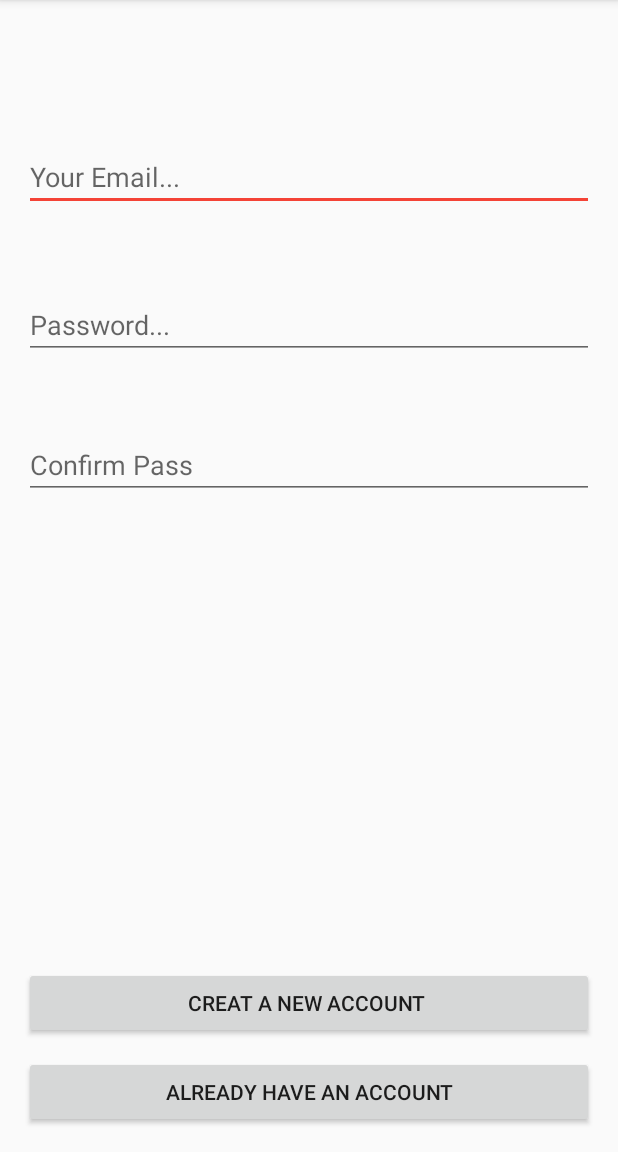
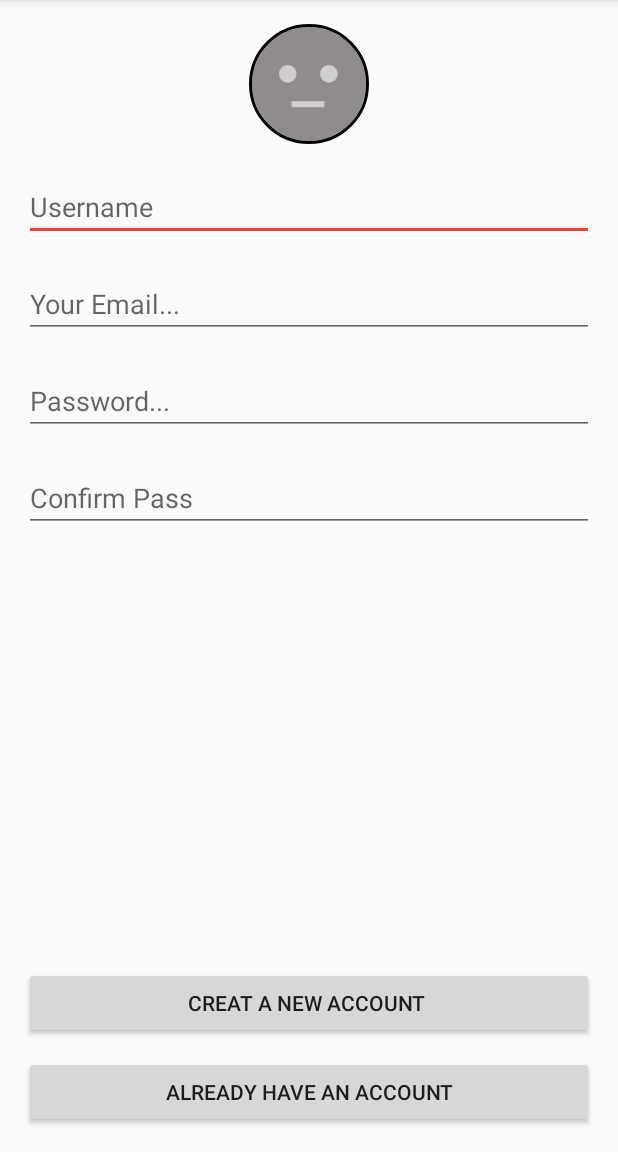
Before and after one commit to mahmoudelgamal1997/Shefaa, an Android app: the RegisterActivity screen opened directly, with no data from a screen before it, after a tap on "CREAT A NEW ACCOUNT", on a phone screen of 412 x 824 dp, the part 84-1236 px from its top. Run offline under Robolectric (Android 15) with nearby library versions, the phone set to English and light mode, and no system bars; our stand-ins replace CircleImageView, Firebase (no records; nobody signed in at launch, a user with empty details on screens opened directly).

Commit message:
account setup

```diff
--- a/app/build.gradle
+++ b/app/build.gradle
@@ -39,6 +39,8 @@ dependencies {
     compile 'com.google.firebase:firebase-config:9.0.2'
     compile 'com.google.firebase:firebase-core:9.0.2'
     compile 'com.firebaseui:firebase-ui-database:0.4.0'
+    compile 'com.squareup.picasso:picasso:2.5.2'
+    compile 'com.squareup.okhttp:okhttp:2.4.0'
     compile 'com.android.support.constraint:constraint-layout:1.0.2'
     compile 'com.android.support.constraint:constraint-layout-solver:1.0.2'
     compile 'de.hdodenhof:circleimageview:2.2.0'
--- a/app/src/main/AndroidManifest.xml
+++ b/app/src/main/AndroidManifest.xml
@@ -3,6 +3,7 @@
     package="com.example2017.android.shefaa">
 
     <application
+        android:name=".Shefaa"
         android:allowBackup="true"
         android:icon="@mipmap/ic_launcher"
         android:label="@string/app_name"
--- a/app/src/main/java/com/example2017/android/shefaa/RegisterActivity.java
+++ b/app/src/main/java/com/example2017/android/shefaa/RegisterActivity.java
@@ -1,5 +1,10 @@
 package com.example2017.android.shefaa;
 
+import android.content.Intent;
+import android.graphics.Bitmap;
+import android.media.Image;
+import android.net.Uri;
+import android.provider.MediaStore;
 import android.support.annotation.NonNull;
 import android.support.v7.app.AppCompatActivity;
 import android.os.Bundle;
@@ -7,35 +12,69 @@ import android.text.TextUtils;
 import android.view.View;
 import android.widget.Button;
 import android.widget.EditText;
+import android.widget.ImageView;
 import android.widget.Toast;
 
 import com.google.android.gms.tasks.OnCompleteListener;
+import com.google.android.gms.tasks.OnSuccessListener;
 import com.google.android.gms.tasks.Task;
 import com.google.firebase.auth.AuthResult;
 import com.google.firebase.auth.FirebaseAuth;
+import com.google.firebase.auth.FirebaseUser;
+import com.google.firebase.database.DatabaseReference;
+import com.google.firebase.database.FirebaseDatabase;
+import com.google.firebase.storage.FirebaseStorage;
+import com.google.firebase.storage.StorageReference;
+import com.google.firebase.storage.UploadTask;
+
+import java.io.IOException;
 
 public class RegisterActivity extends AppCompatActivity {
 
-    private  EditText regEmailText,regPassText,regConfirmPassText;
+    private  EditText regEmailText,regPassText,regConfirmPassText,Username;
     private Button register_Button,login_reg;
+    private ImageView imageView;
+    private DatabaseReference users;
+    private final static int gallery_intent=0;
+    private Uri uri;
+    private StorageReference storageReference;
     @Override
     protected void onCreate(Bundle savedInstanceState) {
         super.onCreate(savedInstanceState);
         setContentView(R.layout.activity_register);
 
+
+        users= FirebaseDatabase.getInstance().getReference().child("Users");
+        storageReference= FirebaseStorage.getInstance().getReference();
+
+        imageView=(ImageView)findViewById(R.id.register_profile_image);
+
+        imageView.setOnClickListener(new View.OnClickListener() {
+            @Override
+            public void onClick(View view)
+            {
+
+                Intent intent =new Intent(Intent.ACTION_PICK);
+                intent.setType("image/*");
+                startActivityForResult(intent,gallery_intent);
+            }
+        });
+
+
         regEmailText=(EditText)findViewById(R.id.editText_reg_email);
         regPassText=(EditText)findViewById(R.id.editText_reg_pass);
         regConfirmPassText=(EditText)findViewById(R.id.editText_reg_pass_confirm);
+        Username=(EditText)findViewById(R.id.editText_username);
         register_Button=(Button)findViewById(R.id.but_register);
         login_reg=(Button)findViewById(R.id.but_login_reg);
 
         register_Button.setOnClickListener(new View.OnClickListener() {
             @Override
             public void onClick(View view) {
-
-                String RegisterEmail=regEmailText.getText().toString();
-                String RegisterPass=regPassText.getText().toString();
-                String RegisterConfirmPass=regConfirmPassText.getText().toString();
+                final String name=Username.getText().toString().trim();
+                String RegisterEmail=regEmailText.getText().toString().trim();
+                String RegisterPass=regPassText.getText().toString().trim();
+                String RegisterConfirmPass=regConfirmPassText.getText().toString().trim();
 
                 if ( ! TextUtils.isEmpty(RegisterEmail) && ! TextUtils.isEmpty(RegisterPass) && ! TextUtils.isEmpty(RegisterConfirmPass))
                 {
@@ -46,7 +85,16 @@ public class RegisterActivity extends AppCompatActivity {
                         @Override
                         public void onComplete(@NonNull Task<AuthResult> task) {
                             if (task.isSuccessful()){
+                                FirebaseUser firebaseUser=FirebaseAuth.getInstance().getCurrentUser();
+                                users.child(firebaseUser.getUid().toString()).child("name").setValue(name);
+                                if (uri != null)
+                                {
+                                    uploadProfileImage(storageReference, uri, users);
+                                    Toast.makeText(getApplicationContext(),"Image upload",Toast.LENGTH_LONG).show();
+
+                                }
                                 Toast.makeText(getApplicationContext(),"register sucsess",Toast.LENGTH_LONG).show();
+                                login();
 
                             }else {
                                 Toast.makeText(getApplicationContext(),task.getException().getMessage().toString(),Toast.LENGTH_LONG).show();
@@ -73,4 +121,42 @@ public class RegisterActivity extends AppCompatActivity {
 
 
     }
+    void login(){
+        Intent intent=new Intent(RegisterActivity.this,MainActivity.class);
+        startActivity(intent);
+    }
+
+
+    @Override
+    protected void onActivityResult(int requestCode, int resultCode, Intent data) {
+        super.onActivityResult(requestCode, resultCode, data);
+
+        Bitmap resized=null;
+    if (requestCode==gallery_intent  &&  resultCode==RESULT_OK){
+       uri=data.getData();
+    }
+
+        try {
+            Bitmap bitmap = MediaStore.Images.Media.getBitmap(this.getContentResolver(), uri);
+            resized = Bitmap.createScaledBitmap(bitmap, 100, 120, true);
+        } catch (IOException e) {
+            e.printStackTrace();
+        }
+        imageView.setImageBitmap(resized);
+
+
+    }
+    void uploadProfileImage(StorageReference s, Uri imageUri, final DatabaseReference databaseReference){
+        StorageReference filepath=s.child("ProfileImage").child(imageUri.getLastPathSegment());
+        filepath.putFile(imageUri).addOnSuccessListener(new OnSuccessListener<UploadTask.TaskSnapshot>() {
+            @Override
+            public void onSuccess(UploadTask.TaskSnapshot taskSnapshot) {
+
+                Uri down=taskSnapshot.getDownloadUrl();
+                FirebaseUser firebaseUser=FirebaseAuth.getInstance().getCurrentUser();
+                databaseReference.child(firebaseUser.getUid().toString()).child("ProfileImage").setValue(down.toString());
+
+            }
+        });
+    }
 }
--- a/app/src/main/res/layout/activity_register.xml
+++ b/app/src/main/res/layout/activity_register.xml
@@ -9,15 +9,33 @@
     android:paddingTop="@dimen/activity_vertical_margin"
     tools:context="com.example2017.android.shefaa.RegisterActivity">
 
+    <de.hdodenhof.circleimageview.CircleImageView
+        xmlns:app="http://schemas.android.com/apk/res-auto"
+        android:id="@+id/register_profile_image"
+        android:src="@drawable/default_image"
+        android:layout_width="80dp"
+        android:layout_height="80dp"
+        app:civ_border_width="2dp"
+        app:civ_border_color="#FF000000"
+        android:layout_centerHorizontal="true"
+        />
+
+    <EditText
+        android:layout_width="match_parent"
+        android:layout_height="wrap_content"
+        android:id="@+id/editText_username"
+        android:hint="@string/Username"
+        android:layout_below="@+id/register_profile_image"
+        android:layout_marginTop="19dp" />
+
+
     <EditText
         android:layout_width="match_parent"
         android:layout_height="wrap_content"
         android:id="@+id/editText_reg_email"
         android:hint="@string/email_hint"
-        android:layout_alignParentTop="true"
-        android:layout_alignParentLeft="true"
-        android:layout_alignParentStart="true"
-        android:layout_marginTop="79dp" />
+        android:layout_below="@+id/editText_username"
+        android:layout_marginTop="19dp" />
 
     <EditText
         android:layout_width="match_parent"
@@ -25,19 +43,16 @@
         android:id="@+id/editText_reg_pass"
         android:hint="@string/pass_hint"
         android:layout_below="@+id/editText_reg_email"
-        android:layout_alignParentRight="true"
-        android:layout_alignParentEnd="true"
-        android:layout_marginTop="53dp" />
+        android:layout_marginTop="19dp" />
 
     <EditText
         android:layout_width="match_parent"
         android:layout_height="wrap_content"
         android:id="@+id/editText_reg_pass_confirm"
         android:hint="Confirm Pass"
-        android:layout_marginTop="48dp"
+        android:layout_marginTop="19dp"
         android:layout_below="@+id/editText_reg_pass"
-        android:layout_alignParentLeft="true"
-        android:layout_alignParentStart="true" />
+        />
 
     <Button
         android:layout_width="match_parent"
--- a/app/src/main/res/values/strings.xml
+++ b/app/src/main/res/values/strings.xml
@@ -2,7 +2,7 @@
     <string name="app_name">Shefaa</string>
     <string name="pass_hint">Password...</string>
     <string name="email_hint">Your Email...</string>
-    <string name="login_logo_desc">Logo Login Page</string>
+    <string name="Username"> Username </string>
     <string name="login_btn_text">Login to account</string>
     <string name="login_reg_btn_text">Need a new Account?</string>
     <string name="action_search_text">Search</string>
```
Also changed, not shown: app/src/main/java/com/example2017/android/shefaa/MainActivity.java (+47 -0 lines), app/src/main/java/com/example2017/android/shefaa/Shefaa.java (added, +26 -0 lines).
